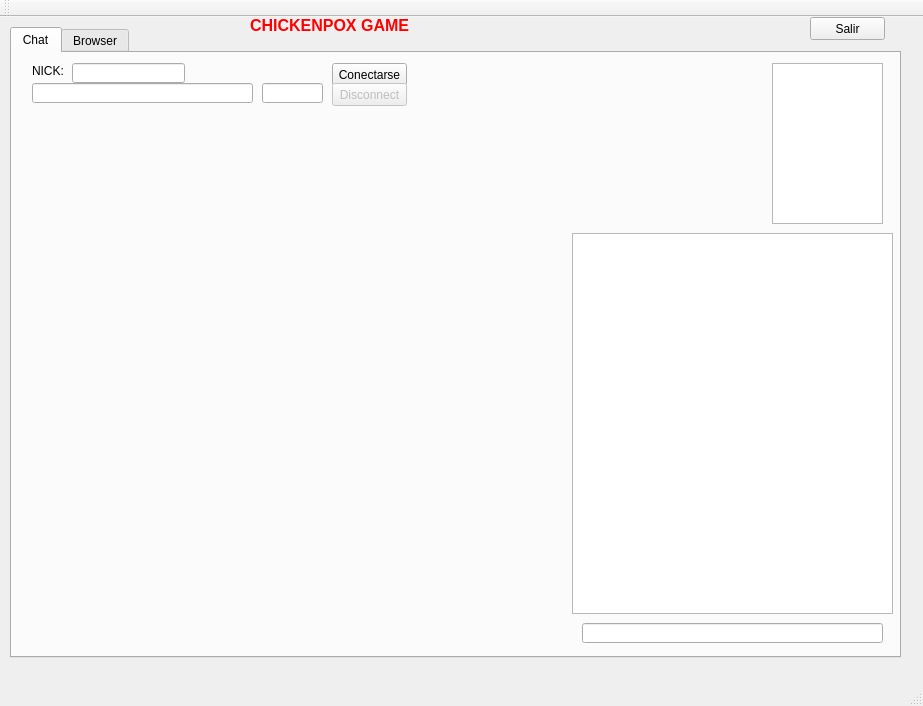
First picture: the form in mainwindow.ui, repository jcespinoza/Chat_ClientJ, before the edit.
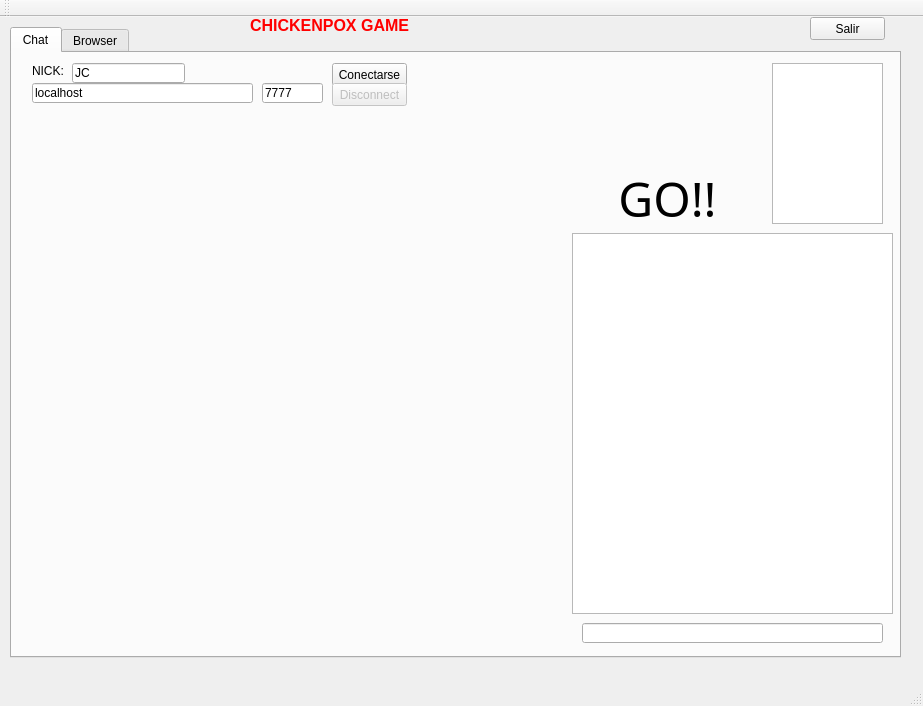
Second picture: the form after the edit. The open tabs and pages were chosen to show the change.

What changed in the file:
```diff
--- a/mainwindow.ui
+++ b/mainwindow.ui
@@ -72,6 +72,9 @@
         <height>20</height>
        </rect>
       </property>
+      <property name="text">
+       <string>localhost</string>
+      </property>
      </widget>
      <widget class="QLineEdit" name="lineEdit_Port">
       <property name="geometry">
@@ -82,6 +85,9 @@
         <height>20</height>
        </rect>
       </property>
+      <property name="text">
+       <string>7777</string>
+      </property>
      </widget>
      <widget class="QPushButton" name="btnConnect">
       <property name="geometry">
@@ -121,6 +127,9 @@
         <height>20</height>
        </rect>
       </property>
+      <property name="text">
+       <string>JC</string>
+      </property>
      </widget>
      <widget class="QLabel" name="label">
       <property name="geometry">
@@ -146,6 +155,34 @@
       </property>
       <layout class="QGridLayout" name="gridLayout"/>
      </widget>
+     <widget class="QLabel" name="lblGO">
+      <property name="geometry">
+       <rect>
+        <x>580</x>
+        <y>120</y>
+        <width>151</width>
+        <height>51</height>
+       </rect>
+      </property>
+      <property name="font">
+       <font>
+        <family>Pristina</family>
+        <pointsize>36</pointsize>
+       </font>
+      </property>
+      <property name="autoFillBackground">
+       <bool>false</bool>
+      </property>
+      <property name="styleSheet">
+       <string notr="true">backgound-color: green;</string>
+      </property>
+      <property name="text">
+       <string>GO!!</string>
+      </property>
+      <property name="alignment">
+       <set>Qt::AlignCenter</set>
+      </property>
+     </widget>
     </widget>
     <widget class="QWidget" name="tab_2">
      <attribute name="title">
```
Left out of the diff: 15 changed lines with no effect on the pictures.
